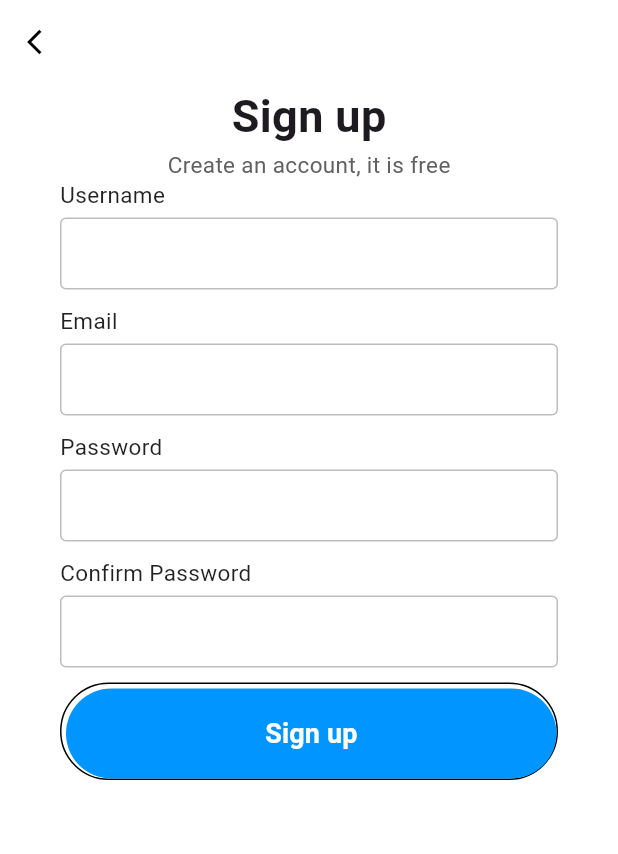
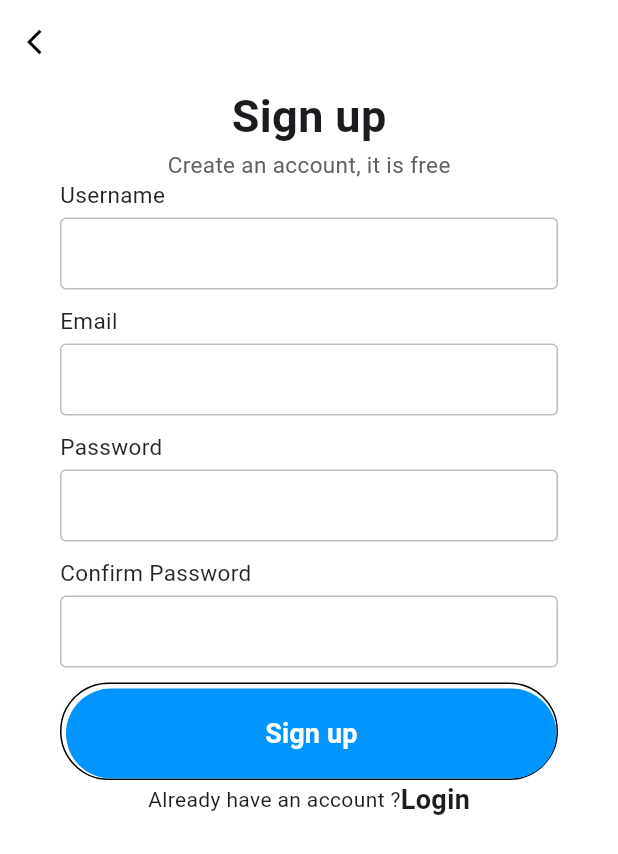
Before and after one commit to newtonkim/Money-app, a Flutter app: the SignUpPage screen opened directly, on a phone screen of 412 x 824 dp. Shown: the top 854 px of the screen. Run offline on Flutter 3.47's test engine with Material 3 defaults, Android fonts, the phone set to English and light mode, and no system bars.

Commit message:
add text field for already have account

```diff
--- a/lib/signup.dart
+++ b/lib/signup.dart
@@ -102,7 +102,14 @@ class SignUpPage extends StatelessWidget {
 
               Row(
                 mainAxisAlignment: MainAxisAlignment.center,
-                children: <Widget>[],
+                children: <Widget>[
+                   Text("Already have an account ?"),
+                   Text("Login", style: TextStyle(
+                    fontSize: 18,
+                    fontWeight: FontWeight.w600,
+
+                   ),)
+                ],
               )
             ],
           ),
```
